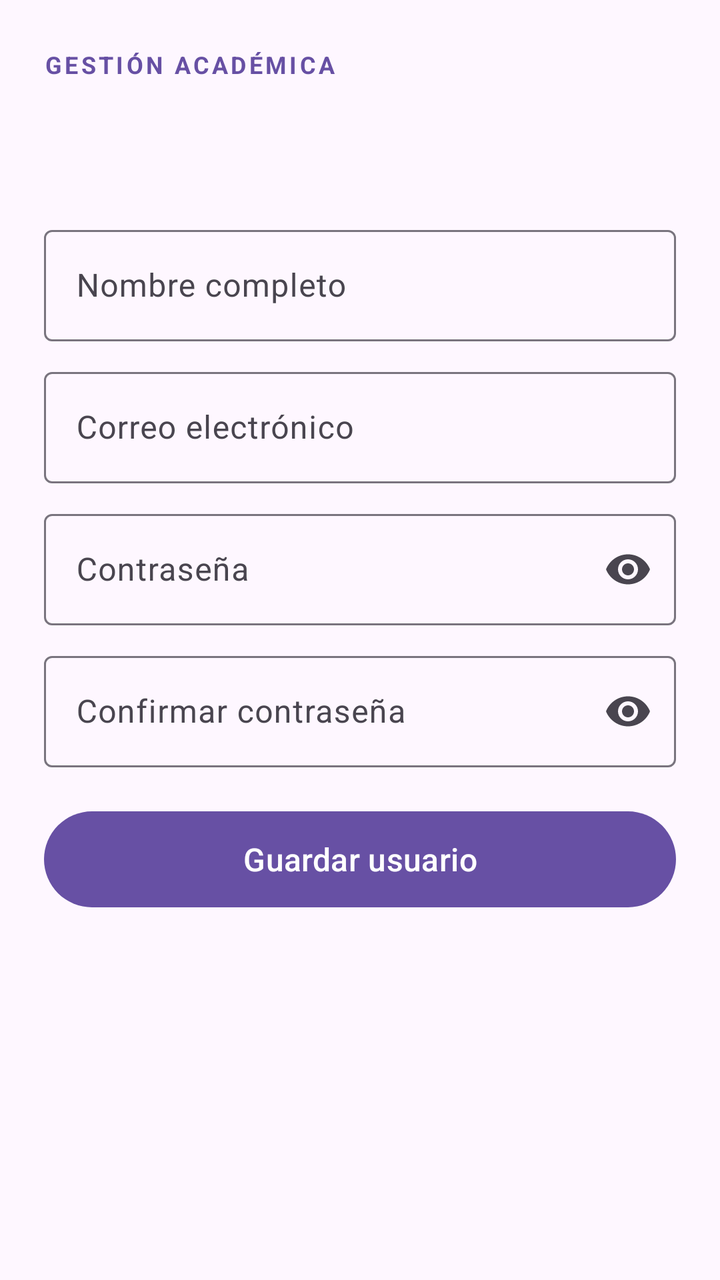
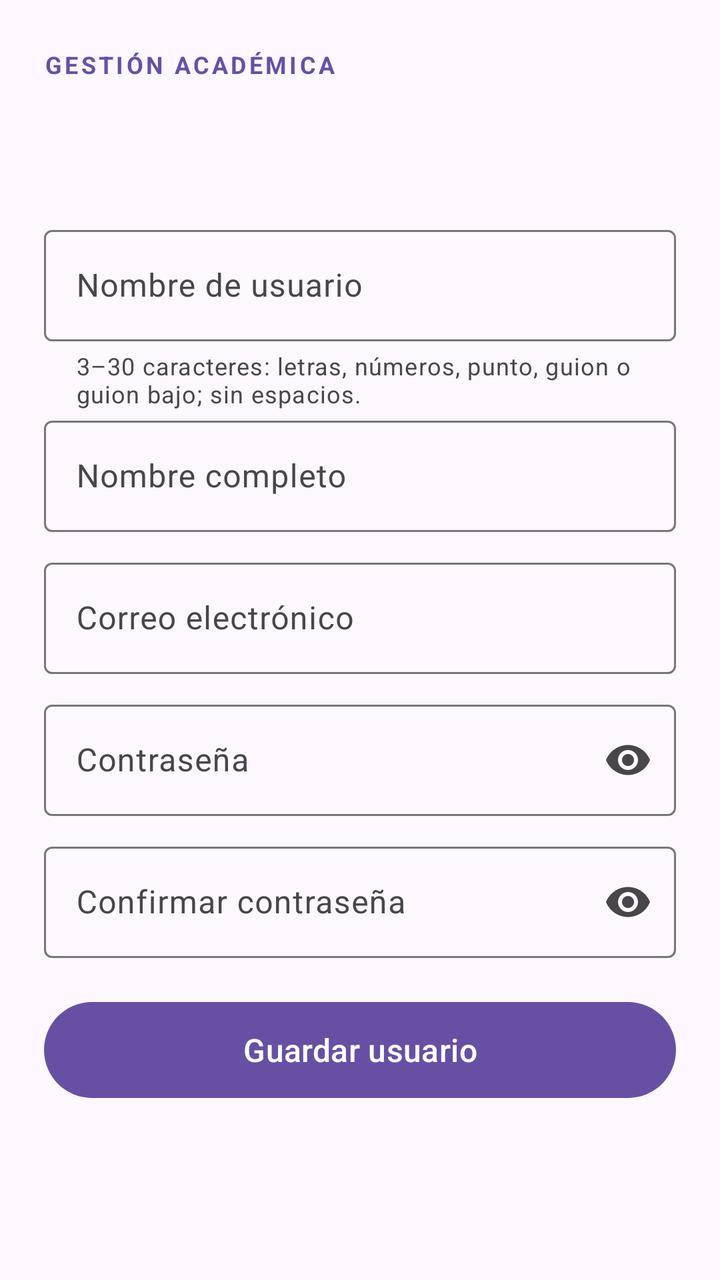

Screens rendered from an Android XML layout before and after an edit, with the pre-edit source and the edit as a unified diff.
<!-- AndroidManifest.xml: application theme Theme.GestionAcademicaAndroid -->
<!-- res/layout/activity_usuario_form.xml -->
<?xml version="1.0" encoding="utf-8"?>
<ScrollView xmlns:android="http://schemas.android.com/apk/res/android"
    xmlns:app="http://schemas.android.com/apk/res-auto"
    android:layout_width="match_parent"
    android:layout_height="match_parent"
    android:fillViewport="true"
    android:background="?attr/colorSurface">

    <LinearLayout
        android:layout_width="match_parent"
        android:layout_height="wrap_content"
        android:orientation="vertical"
        android:paddingStart="22dp"
        android:paddingTop="24dp"
        android:paddingEnd="22dp"
        android:paddingBottom="28dp">

        <TextView
            android:layout_width="wrap_content"
            android:layout_height="wrap_content"
            android:text="@string/auth_brand"
            android:textColor="?attr/colorPrimary"
            android:textSize="12sp"
            android:textStyle="bold"
            android:letterSpacing="0.12" />

        <TextView
            android:id="@+id/userFormTitle"
            android:layout_width="match_parent"
            android:layout_height="wrap_content"
            android:layout_marginTop="16dp"
            android:layout_marginBottom="16dp"
            android:textColor="?attr/colorOnSurface"
            android:textSize="28sp"
            android:textStyle="bold" />

        <com.google.android.material.textfield.TextInputLayout
            android:id="@+id/userNameLayout"
            style="@style/Widget.Material3.TextInputLayout.OutlinedBox"
            android:layout_width="match_parent"
            android:layout_height="wrap_content"
            android:hint="@string/users_name">
            <com.google.android.material.textfield.TextInputEditText
                android:id="@+id/userNameInput"
                android:layout_width="match_parent"
                android:layout_height="wrap_content"
                android:inputType="textPersonName|textCapWords"
                android:autofillHints="name"
                android:imeOptions="actionNext"
                android:maxLines="1" />
        </com.google.android.material.textfield.TextInputLayout>

        <com.google.android.material.textfield.TextInputLayout
            android:id="@+id/userEmailLayout"
            style="@style/Widget.Material3.TextInputLayout.OutlinedBox"
            android:layout_width="match_parent"
            android:layout_height="wrap_content"
            android:layout_marginTop="10dp"
            android:hint="@string/email_label">
            <com.google.android.material.textfield.TextInputEditText
                android:id="@+id/userEmailInput"
                android:layout_width="match_parent"
                android:layout_height="wrap_content"
                android:inputType="textEmailAddress"
                android:autofillHints="emailAddress"
                android:imeOptions="actionNext"
                android:maxLines="1" />
        </com.google.android.material.textfield.TextInputLayout>

        <com.google.android.material.textfield.TextInputLayout
            android:id="@+id/userPasswordLayout"
            style="@style/Widget.Material3.TextInputLayout.OutlinedBox"
            android:layout_width="match_parent"
            android:layout_height="wrap_content"
            android:layout_marginTop="10dp"
            android:hint="@string/users_password"
            app:endIconMode="password_toggle">
            <com.google.android.material.textfield.TextInputEditText
                android:id="@+id/userPasswordInput"
                android:layout_width="match_parent"
                android:layout_height="wrap_content"
                android:inputType="textPassword"
                android:autofillHints="newPassword"
                android:imeOptions="actionNext"
                android:maxLines="1" />
        </com.google.android.material.textfield.TextInputLayout>

        <com.google.android.material.textfield.TextInputLayout
            android:id="@+id/userConfirmPasswordLayout"
            style="@style/Widget.Material3.TextInputLayout.OutlinedBox"
            android:layout_width="match_parent"
            android:layout_height="wrap_content"
            android:layout_marginTop="10dp"
            android:hint="@string/confirm_password_label"
            app:endIconMode="password_toggle">
            <com.google.android.material.textfield.TextInputEditText
                android:id="@+id/userConfirmPasswordInput"
                android:layout_width="match_parent"
                android:layout_height="wrap_content"
                android:inputType="textPassword"
                android:autofillHints="newPassword"
                android:imeOptions="actionDone"
                android:maxLines="1" />
        </com.google.android.material.textfield.TextInputLayout>

        <TextView
            android:id="@+id/userFormStatus"
            android:layout_width="match_parent"
            android:layout_height="wrap_content"
            android:layout_marginTop="12dp"
            android:textColor="?attr/colorError"
            android:visibility="gone" />

        <com.google.android.material.button.MaterialButton
            android:id="@+id/userFormRetry"
            style="@style/Widget.Material3.Button.TextButton"
            android:layout_width="wrap_content"
            android:layout_height="48dp"
            android:text="@string/users_retry"
            android:textAllCaps="false"
            android:visibility="gone" />

        <ProgressBar
            android:id="@+id/userFormProgress"
            style="?android:attr/progressBarStyleHorizontal"
            android:layout_width="match_parent"
            android:layout_height="4dp"
            android:layout_marginTop="12dp"
            android:indeterminate="true"
            android:visibility="gone" />

        <com.google.android.material.button.MaterialButton
            android:id="@+id/userFormSaveButton"
            android:layout_width="match_parent"
            android:layout_height="56dp"
            android:layout_marginTop="18dp"
            android:text="@string/users_save"
            android:textAllCaps="false"
            android:textSize="16sp" />
    </LinearLayout>
</ScrollView>
<!-- resources referenced by this layout -->
<resources>
  <string name="auth_brand">GESTIÓN ACADÉMICA</string>
  <string name="confirm_password_label">Confirmar contraseña</string>
  <string name="email_label">Correo electrónico</string>
  <string name="users_name">Nombre completo</string>
  <string name="users_password">Contraseña</string>
  <string name="users_retry">Reintentar</string>
  <string name="users_save">Guardar usuario</string>
  <style name="Theme.GestionAcademicaAndroid" parent="Base.Theme.GestionAcademicaAndroid" />
  <style name="Base.Theme.GestionAcademicaAndroid" parent="Theme.Material3.DayNight.NoActionBar">
          
          
      </style>
</resources>

<!-- the commit's change to res/layout/activity_usuario_form.xml (unified diff, before → after) -->
@@ -33,6 +33,23 @@
             android:textColor="?attr/colorOnSurface"
             android:textSize="28sp"
             android:textStyle="bold" />
+
+        <com.google.android.material.textfield.TextInputLayout
+            android:id="@+id/userUsernameLayout"
+            style="@style/Widget.Material3.TextInputLayout.OutlinedBox"
+            android:layout_width="match_parent"
+            android:layout_height="wrap_content"
+            android:hint="@string/username_label"
+            app:helperText="@string/username_helper">
+            <com.google.android.material.textfield.TextInputEditText
+                android:id="@+id/userUsernameInput"
+                android:layout_width="match_parent"
+                android:layout_height="wrap_content"
+                android:inputType="textNoSuggestions"
+                android:autofillHints="newUsername"
+                android:imeOptions="actionNext"
+                android:maxLines="1" />
+        </com.google.android.material.textfield.TextInputLayout>
 
         <com.google.android.material.textfield.TextInputLayout
             android:id="@+id/userNameLayout"
<!-- resource entries referenced after the edit -->
@@ -3,6 +3,8 @@
   <string name="auth_brand">GESTIÓN ACADÉMICA</string>
   <string name="confirm_password_label">Confirmar contraseña</string>
   <string name="email_label">Correo electrónico</string>
+  <string name="username_helper">3–30 caracteres: letras, números, punto, guion o guion bajo; sin espacios.</string>
+  <string name="username_label">Nombre de usuario</string>
   <string name="users_name">Nombre completo</string>
   <string name="users_password">Contraseña</string>
   <string name="users_retry">Reintentar</string>
